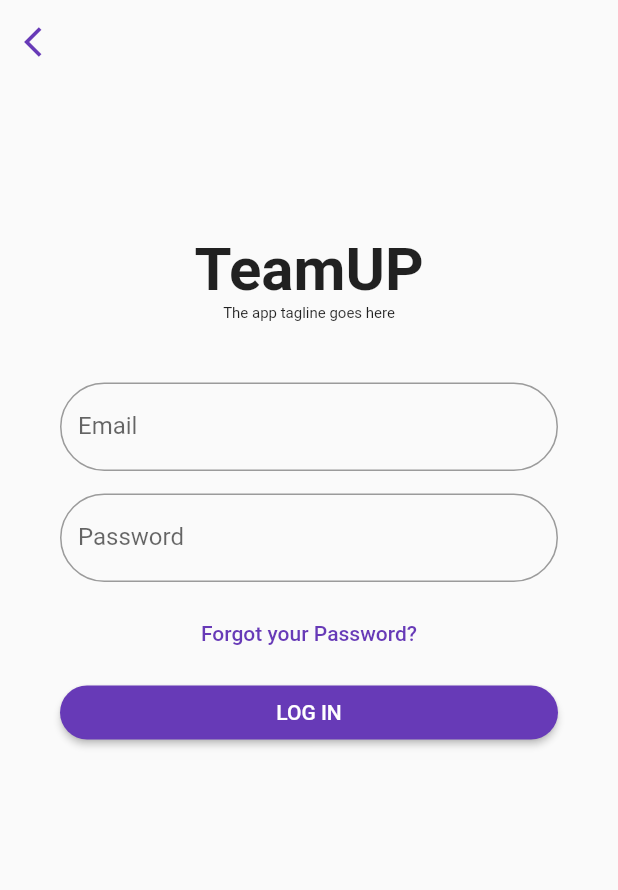
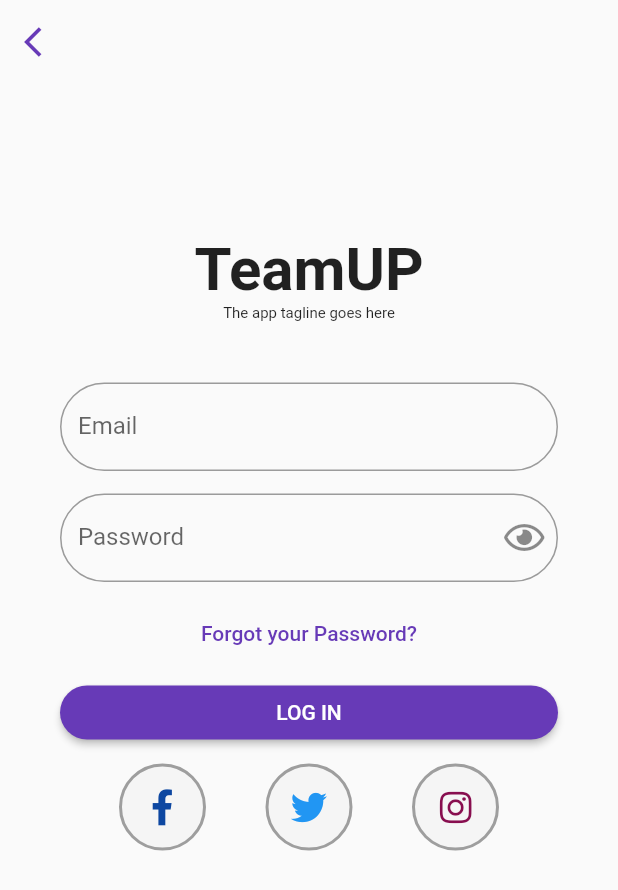
Before and after one commit to nawaly/flutter_project_1, a Flutter app: the screen it shows after launch, after a tap on "LOG IN", on a phone screen of 412 x 824 dp. Shown: the top 890 px of the screen. Run offline on Flutter 3.47's test engine with Material 2 defaults, Android fonts, the phone set to English and light mode, and no system bars; our stand-ins replace font_awesome_flutter.

Commit message:
homepage design

```diff
--- a/lib/App.dart
+++ b/lib/App.dart
@@ -1,4 +1,5 @@
 import 'package:flutter/material.dart';
+import 'package:pt_project_1/views/pages/home_Page.dart';
 import 'package:pt_project_1/views/pages/login_page.dart';
 import 'package:pt_project_1/views/pages/login_screen.dart';
 import 'contants/constant.dart';
@@ -21,6 +22,7 @@ class App extends StatelessWidget {
         loginPage:(BuildContext context) => LoginPage(),
         signUp:(BuildContext context)=> SignUpPage(),
         loginScreen:(BuildContext context)=> LoginScreen(),
+        homepage:(BuildContext context)=> HomePage(),
       } ,
     );
   }
--- a/lib/contants/constant.dart
+++ b/lib/contants/constant.dart
@@ -2,3 +2,4 @@
 const loginPage='/LoginPage';
 const loginScreen='/LoginScreen';
 const signUp='/SignUpPage';
+const homepage='/HomePage';
--- a/lib/views/pages/login_screen.dart
+++ b/lib/views/pages/login_screen.dart
@@ -1,6 +1,22 @@
 import 'package:flutter/material.dart';
+import 'package:font_awesome_flutter/font_awesome_flutter.dart';
+import 'package:pt_project_1/contants/constant.dart';
 
-class LoginScreen extends StatelessWidget {
+class LoginScreen extends StatefulWidget {
+  @override
+  _LoginScreenState createState() => _LoginScreenState();
+}
+
+class _LoginScreenState extends State<LoginScreen> {
+  FocusNode _emailFocusNode = FocusNode();
+  FocusNode _passwordFocusNode = FocusNode();
+  final _signformkey = GlobalKey<FormState>();
+  bool _isObscure = true;
+  // focus nodes grabs input written by user and sends to database
+  TextEditingController _emailTextEditingController = TextEditingController();
+  TextEditingController _passwordTextEditingController =
+      TextEditingController();
+//texteditingcomtroller controls text field to be used somewhere else
   @override
   Widget build(BuildContext context) {
     return Scaffold(
@@ -16,6 +32,7 @@ class LoginScreen extends StatelessWidget {
         ),
         body: SingleChildScrollView(
           child: Form(
+            key: _signformkey,
             child: Column(
               children: <Widget>[
                 SizedBox(
@@ -40,7 +57,15 @@ class LoginScreen extends StatelessWidget {
                   padding: const EdgeInsets.only(
                       left: 40, top: 40, right: 40, bottom: 10),
                   child: TextFormField(
+                    focusNode: _emailFocusNode,
+                    controller: _emailTextEditingController,
                     keyboardType: TextInputType.emailAddress,
+                    validator: (value) {
+                      if (value.isEmpty)
+                        return 'email required';
+                      else
+                        return null;
+                    },
                     decoration: InputDecoration(
                         hintText: 'Email address',
                         labelText: 'Email',
@@ -52,8 +77,28 @@ class LoginScreen extends StatelessWidget {
                   padding: const EdgeInsets.only(
                       left: 40, top: 5, right: 40, bottom: 10),
                   child: TextFormField(
+                    focusNode: _passwordFocusNode,
+                    controller: _passwordTextEditingController,
                     keyboardType: TextInputType.text,
+                    validator: (value) {
+                      if (value.isEmpty)
+                        return 'password required';
+                      else
+                        return null;
+                    },
+                    obscureText: _isObscure,
                     decoration: InputDecoration(
+                        suffixIcon: IconButton(
+                            onPressed: () {
+                              setState(() {
+                                _isObscure = !_isObscure;
+                              });
+
+                              print(_isObscure);
+                            },
+                            icon: Icon(_isObscure
+                                ? FontAwesomeIcons.eye
+                                : FontAwesomeIcons.eyeSlash)),
                         hintText: '*****',
                         labelText: 'Password',
                         border: OutlineInputBorder(
@@ -76,7 +121,12 @@ class LoginScreen extends StatelessWidget {
                         child: RaisedButton(
                           shape: RoundedRectangleBorder(
                               borderRadius: BorderRadius.circular(30)),
-                          onPressed: () {},
+                          onPressed: () {
+
+                            if (_signformkey.currentState.validate())
+                              print(_emailTextEditingController.text);
+                              Navigator.pushReplacementNamed(context, homepage);
+                          },
                           child: Text(
                             'LOG IN',
                             style: TextStyle(color: Colors.white),
@@ -86,6 +136,77 @@ class LoginScreen extends StatelessWidget {
                       ),
                     )
                   ],
+                ),
+                Row(
+                  children: <Widget>[
+                    Expanded(
+                      flex: 1,
+                      child: Align(
+                        alignment: Alignment.centerRight,
+                        child: InkWell(
+                          onTap: () {
+                            print('facebook');
+                          },
+                          child: Container(
+                            child: Icon(
+                              FontAwesomeIcons.facebookF,
+                              color: Colors.blue[900],
+                            ),
+                            padding: EdgeInsets.all(15),
+                            decoration: BoxDecoration(
+                                shape: BoxShape.circle,
+                                color: Colors.grey[100],
+                                border: Border.all(
+                                  width: 2,
+                                  color: Colors.grey,
+                                )),
+                          ),
+                        ),
+                      ),
+                    ),
+                    Expanded(
+                      flex: 1,
+                      child: InkWell(
+                        onTap: () {
+                          print('twitter');
+                        },
+                        child: Container(
+                          child: Icon(
+                            FontAwesomeIcons.twitter,
+                            color: Colors.blue,
+                          ),
+                          padding: EdgeInsets.all(15),
+                          decoration: BoxDecoration(
+                              shape: BoxShape.circle,
+                              color: Colors.grey[100],
+                              border: Border.all(width: 2, color: Colors.grey)),
+                        ),
+                      ),
+                    ),
+                    Expanded(
+                      flex: 1,
+                      child: Align(
+                        alignment: Alignment.centerLeft,
+                        child: InkWell(
+                          onTap: () {
+                            print('instagram');
+                          },
+                          child: Container(
+                            child: Icon(
+                              FontAwesomeIcons.instagram,
+                              color: Colors.pink[900],
+                            ),
+                            padding: EdgeInsets.all(15),
+                            decoration: BoxDecoration(
+                                shape: BoxShape.circle,
+                                color: Colors.grey[100],
+                                border:
+                                    Border.all(width: 2, color: Colors.grey)),
+                          ),
+                        ),
+                      ),
+                    ),
+                  ],
                 )
               ],
             ),
--- a/pubspec.yaml
+++ b/pubspec.yaml
@@ -23,7 +23,7 @@ dependencies:
   # The following adds the Cupertino Icons font to your application.
   # Use with the CupertinoIcons class for iOS style icons.
   cupertino_icons: ^0.1.2
-
+  font_awesome_flutter: ^8.5.0
 dev_dependencies:
   flutter_test:
     sdk: flutter
```
Also changed, not shown: lib/views/pages/home_Page.dart (added, +22 -0 lines), lib/views/pages/sign_up.dart (line endings or trailing spaces), pubspec.lock.
